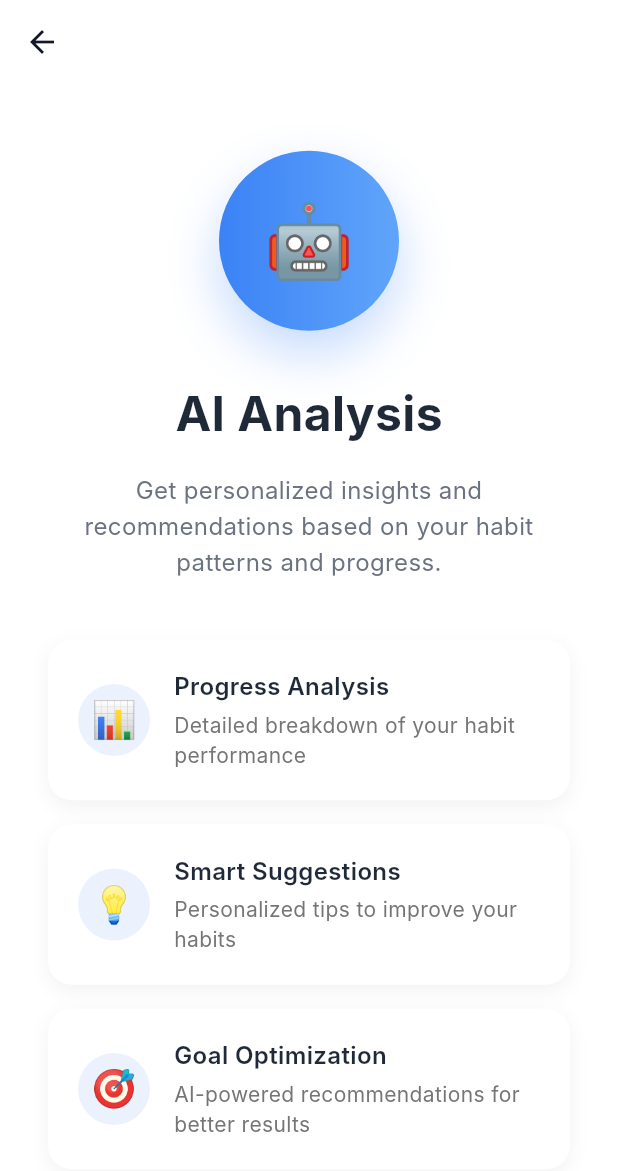
After one commit to mahmoudassasa/Routina, a Flutter app: the AnalyzeScreen screen opened by its route, on a phone screen of 412 x 824 dp. The commit adds this screen. Shown: the top 1171 px of the screen. Run offline on Flutter 3.47's test engine with Material 3 defaults, Android fonts, the phone set to English and light mode, and no system bars; our stand-ins replace flutter_bloc, flutter_screenutil; Roboto replaces fonts that are missing (Inter).

Commit message:
- Added & Refactoring Analyze Screen

```diff
--- a/lib/core/routing/app_router.dart
+++ b/lib/core/routing/app_router.dart
@@ -1,5 +1,6 @@
 import 'package:flutter/material.dart';
 import 'package:flutter_bloc/flutter_bloc.dart';
+import 'package:routina/features/analyze_screen/ui/analyze_screen.dart';
 import 'package:routina/features/forgot_password/ui/forgot_password.dart';
 import 'package:routina/features/habit_tracker_screen/ui/habit_tracker_screen.dart';
 import 'package:routina/features/home_screen/logic/cubit/home_cubit.dart';
@@ -9,67 +10,8 @@ import 'package:routina/features/login_screen/ui/login_screen.dart';
 import 'package:routina/features/profile_screen/ui/profile_screen.dart';
 import 'package:routina/features/register_screen/logic/cubit/register_cubit.dart';
 import 'package:routina/features/register_screen/ui/register_screen.dart';
-
 import '../../features/onboarding_screen/ui/onboarding_screen.dart';
-
 import 'routes.dart';
-
-// class AppRouter {
-//   Route? generateRoute(RouteSettings settings) {
-//     switch (settings.name) {
-//       case Routes.onBoardingScreen:
-//         return MaterialPageRoute(builder: (_) => const OnboardingScreen());
-//       case Routes.homeScreen:
-//         return MaterialPageRoute(
-//           builder: (__) => BlocProvider(
-//             create: (context) => HomeCubit()..loadHabits(),
-//             child: const HomeScreen(),
-//           ),
-//         );
-//       case Routes.loginScreen:
-//         return MaterialPageRoute(
-//           builder: (__) => BlocProvider(
-//             create: (context) => LoginCubit(),
-//             child: const LoginScreen(),
-//           ),
-//         );
-//       case Routes.analyzeScreen:
-//         return MaterialPageRoute(builder: (__) => const AnalyzeScreen());
-//       case Routes.habitTrackerScreen:
-//         return MaterialPageRoute(builder: (__) => const HabitTrackerScreen());
-//       case Routes.registerScreen:
-//         return MaterialPageRoute(
-//           builder: (__) => BlocProvider(
-//             create: (context) => SignupCubit(),
-//             child: const RegisterScreen(),
-//           ),
-//         );
-//       case Routes.forgetPasswordScreen:
-//         return MaterialPageRoute(builder: (__) => const ForgotPasswordScreen());
-//       case Routes.profileScreen:
-//         return MaterialPageRoute(builder: (__) => const ProfileScreen());
-
-//       default:
-//         return null;
-
-//     }
-//   }
-// }
-
-
-
-
-
-
-
-
-
-
-
-
-
-
-
 
 
 class AppRouter {
@@ -78,19 +20,22 @@ class AppRouter {
       case Routes.onBoardingScreen:
         return MaterialPageRoute(builder: (_) => const OnboardingScreen());
       case Routes.loginScreen:
-        return MaterialPageRoute(builder: (_) => BlocProvider(
+        return MaterialPageRoute(
+          builder: (_) => BlocProvider(
             create: (context) => LoginCubit(),
             child: const LoginScreen(),
           ),
         );
       case Routes.homeScreen:
-        return MaterialPageRoute(builder: (_) => BlocProvider(
+        return MaterialPageRoute(
+          builder: (_) => BlocProvider(
             create: (context) => HomeCubit()..loadHabits(),
             child: const HomeScreen(),
           ),
         );
       case Routes.registerScreen:
-        return MaterialPageRoute(builder: (_) => BlocProvider(
+        return MaterialPageRoute(
+          builder: (_) => BlocProvider(
             create: (context) => RegisterCubit(),
             child: const RegisterScreen(),
           ),
@@ -101,10 +46,10 @@ class AppRouter {
         return MaterialPageRoute(builder: (__) => const ProfileScreen());
       case Routes.habitTrackerScreen:
         return MaterialPageRoute(builder: (__) => const HabitTrackerScreen());
+      case Routes.analyzeScreen:
+        return MaterialPageRoute(builder: (__) => const AnalyzeScreen());
       default:
         return null;
-
-
     }
   }
 }
--- /dev/null
+++ b/lib/features/analyze_screen/ui/analyze_screen.dart
@@ -0,0 +1,48 @@
+import 'package:flutter/material.dart';
+import 'package:routina/features/analyze_screen/ui/widgets/analyze_screen_ai_analysis_logo.dart';
+import 'package:routina/features/analyze_screen/ui/widgets/analyze_screen_mock_ai_features.dart';
+import 'package:routina/features/analyze_screen/ui/widgets/analyze_screen_texts.dart';
+
+class AnalyzeScreen extends StatelessWidget {
+  const AnalyzeScreen({super.key});
+
+  @override
+  Widget build(BuildContext context) {
+    return Scaffold(
+      appBar: AppBar(
+        // backgroundColor: AppColors.backgroundGradientStart,
+        backgroundColor: Colors.transparent,
+        elevation: 0,
+      ),
+      body: Container(
+        decoration: const BoxDecoration(
+          gradient: LinearGradient(
+            begin: Alignment.topLeft,
+            end: Alignment.bottomRight,
+            colors: [
+              Color(0xFFF8FAFC), // very light blue
+              Color(0xFFE0E7FF), // light indigo
+            ],
+          ),
+        ),
+        child: Material(
+          child: Center(
+            child: Column(
+              mainAxisAlignment: MainAxisAlignment.center,
+              children: [
+                // AI Analysis Icon
+                AnalyzeScreenAiAnalysisLogo(),
+                const SizedBox(height: 32),
+                // Texts
+                const AnalyzeScreenTexts(),
+                const SizedBox(height: 40),
+                // Mock AI Features
+                const AnalyzeScreenMockAiFeatures(),
+              ],
+            ),
+          ),
+        ),
+      ),
+    );
+  }
+}
--- /dev/null
+++ b/lib/features/analyze_screen/ui/widgets/analyze_screen_ai_analysis_logo.dart
@@ -0,0 +1,27 @@
+import 'package:flutter/material.dart';
+
+class AnalyzeScreenAiAnalysisLogo extends StatelessWidget {
+  const AnalyzeScreenAiAnalysisLogo({super.key});
+
+  @override
+  Widget build(BuildContext context) {
+    return Container(
+      width: 120,
+      height: 120,
+      decoration: BoxDecoration(
+        gradient: const LinearGradient(
+          colors: [Color(0xFF3B82F6), Color(0xFF60A5FA)],
+        ),
+        borderRadius: BorderRadius.circular(60),
+        boxShadow: [
+          BoxShadow(
+            color: const Color(0xFF3B82F6).withValues(alpha: 0.3),
+            blurRadius: 30,
+            offset: const Offset(0, 15),
+          ),
+        ],
+      ),
+      child: const Center(child: Text('🤖', style: TextStyle(fontSize: 48))),
+    );
+  }
+}
--- /dev/null
+++ b/lib/features/analyze_screen/ui/widgets/analyze_screen_ai_features_card.dart
@@ -0,0 +1,76 @@
+
+import 'package:flutter/material.dart';
+
+class AIFeatureCard extends StatelessWidget {
+  final String icon;
+  final String title;
+  final String description;
+
+  const AIFeatureCard({super.key,
+    required this.icon,
+    required this.title,
+    required this.description,
+  });
+
+  @override
+  Widget build(BuildContext context) {
+    return Container(
+      padding: const EdgeInsets.all(20),
+      decoration: BoxDecoration(
+        color: Colors.white,
+        borderRadius: BorderRadius.circular(16),
+        boxShadow: [
+          BoxShadow(
+            color: Colors.black.withValues(alpha:0.05),
+            blurRadius: 10,
+            offset: const Offset(0, 4),
+          ),
+        ],
+      ),
+      child: Row(
+        children: [
+          Container(
+            width: 48,
+            height: 48,
+            decoration: BoxDecoration(
+              color: const Color(0xFF3B82F6).withValues(alpha:0.1),
+              borderRadius: BorderRadius.circular(24),
+            ),
+            child: Center(
+              child: Text(
+                icon,
+                style: const TextStyle(fontSize: 24),
+              ),
+            ),
+          ),
+
+          const SizedBox(width: 16),
+
+          Expanded(
+            child: Column(
+              crossAxisAlignment: CrossAxisAlignment.start,
+              children: [
+                Text(
+                  title,
+                  style: const TextStyle(
+                    fontSize: 16,
+                    fontWeight: FontWeight.w600,
+                    color: Color(0xFF1F2937),
+                  ),
+                ),
+                const SizedBox(height: 4),
+                Text(
+                  description,
+                  style: TextStyle(
+                    fontSize: 14,
+                    color: Colors.grey[600],
+                  ),
+                ),
+              ],
+            ),
+          ),
+        ],
+      ),
+    );
+  }
+}
--- /dev/null
+++ b/lib/features/analyze_screen/ui/widgets/analyze_screen_mock_ai_features.dart
@@ -0,0 +1,45 @@
+import 'package:flutter/material.dart';
+import 'package:routina/features/analyze_screen/ui/widgets/analyze_screen_ai_features_card.dart';
+
+class AnalyzeScreenMockAiFeatures extends StatefulWidget {
+  const AnalyzeScreenMockAiFeatures({super.key});
+
+  @override
+  State<AnalyzeScreenMockAiFeatures> createState() =>
+      _AnalyzeScreenMockAiFeaturesState();
+}
+
+class _AnalyzeScreenMockAiFeaturesState
+    extends State<AnalyzeScreenMockAiFeatures> {
+  @override
+  Widget build(BuildContext context) {
+    return Padding(
+      padding: const EdgeInsets.symmetric(horizontal: 32),
+      child: Column(
+        children: [
+          AIFeatureCard(
+            icon: '📊',
+            title: 'Progress Analysis',
+            description: 'Detailed breakdown of your habit performance',
+          ),
+
+          const SizedBox(height: 16),
+
+          AIFeatureCard(
+            icon: '💡',
+            title: 'Smart Suggestions',
+            description: 'Personalized tips to improve your habits',
+          ),
+
+          const SizedBox(height: 16),
+
+          AIFeatureCard(
+            icon: '🎯',
+            title: 'Goal Optimization',
+            description: 'AI-powered recommendations for better results',
+          ),
+        ],
+      ),
+    );
+  }
+}
--- /dev/null
+++ b/lib/features/analyze_screen/ui/widgets/analyze_screen_texts.dart
@@ -0,0 +1,34 @@
+import 'package:flutter/material.dart';
+
+class AnalyzeScreenTexts extends StatelessWidget {
+  const AnalyzeScreenTexts({super.key});
+
+  @override
+  Widget build(BuildContext context) {
+    return Column(
+      children: const [
+        Text(
+          'AI Analysis',
+          style: TextStyle(
+            fontSize: 32,
+            fontWeight: FontWeight.bold,
+            color: Color(0xFF1F2937),
+          ),
+        ),
+        SizedBox(height: 16),
+        Padding(
+          padding: EdgeInsets.symmetric(horizontal: 32),
+          child: Text(
+            'Get personalized insights and recommendations based on your habit patterns and progress.',
+            style: TextStyle(
+              fontSize: 16,
+              color: Color(0xFF6B7280),
+              height: 1.5,
+            ),
+            textAlign: TextAlign.center,
+          ),
+        ),
+      ],
+    );
+  }
+}
--- a/lib/features/home_screen/ui/home_screen.dart
+++ b/lib/features/home_screen/ui/home_screen.dart
@@ -1,6 +1,5 @@
 import 'package:flutter/material.dart';
 import 'package:routina/core/helpers/constants.dart';
-
 
 import 'package:routina/features/home_screen/ui/widgets/ai_analyze_button.dart';
 import 'package:routina/features/home_screen/ui/widgets/habits_list.dart';
@@ -17,7 +16,6 @@ class _HomeScreenState extends State<HomeScreen> {
   @override
   Widget build(BuildContext context) {
     return Container(
-
       decoration: const BoxDecoration(
         gradient: LinearGradient(
           begin: Alignment.topLeft,
```
Lines whose indentation alone changed are shown as unchanged.
